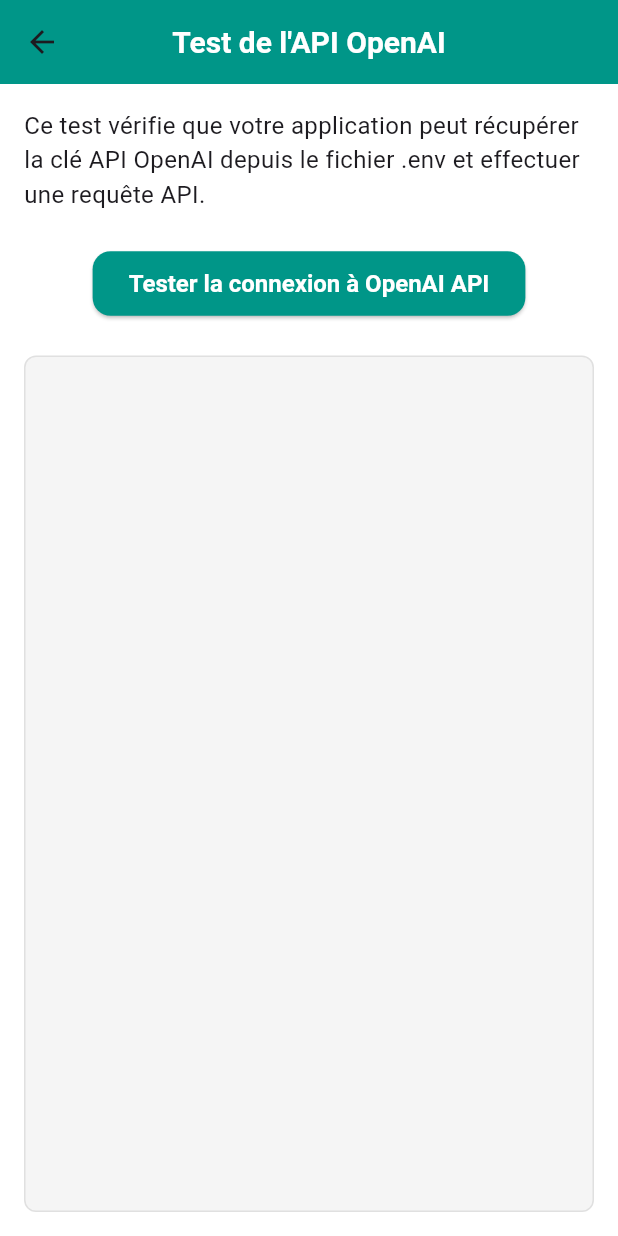
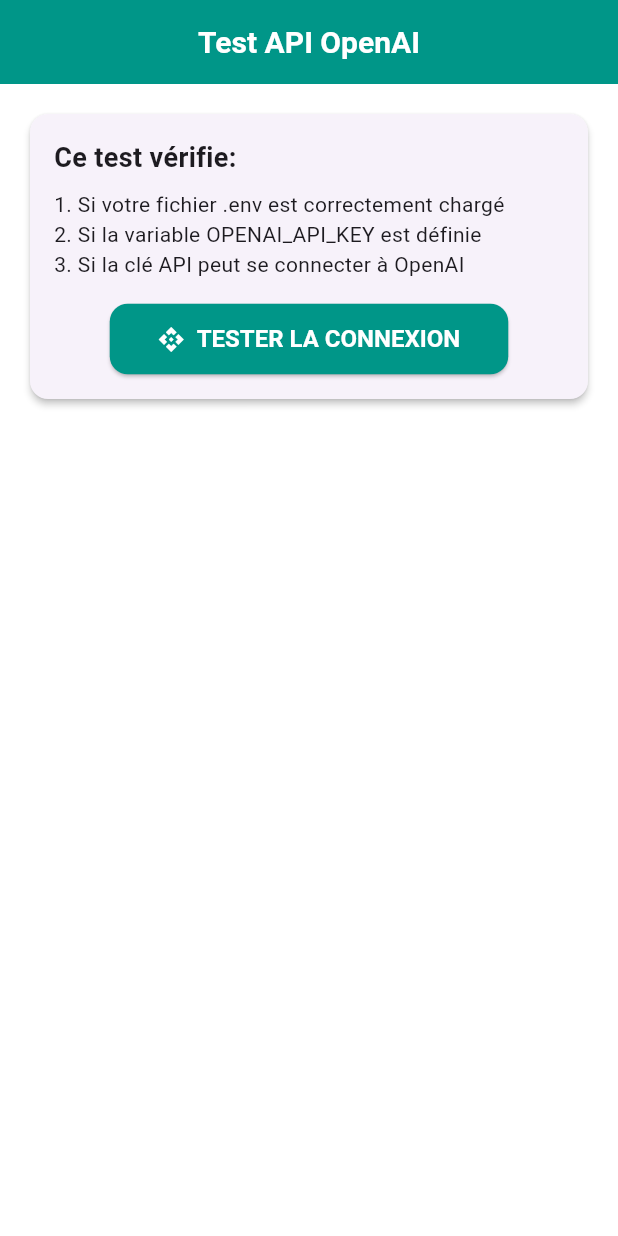
Before and after one commit to koussay-B/dalili_app, a Flutter app: the ApiTestScreen screen opened directly, on a phone screen of 412 x 824 dp. Run offline on Flutter 3.47's test engine with Material 3 defaults, Android fonts, the phone set to English and light mode, and no system bars; our stand-ins replace cloud_firestore, easy_localization, firebase_auth, firebase_core, flutter_dotenv, sqflite; accounts and stored records are empty.

```diff
--- a/lib/api_test_screen.dart
+++ b/lib/api_test_screen.dart
@@ -1,7 +1,5 @@
 import 'package:flutter/material.dart';
-import 'dart:convert';
-import 'package:http/http.dart' as http;
-import 'package:flutter_dotenv/flutter_dotenv.dart';
+import 'openia_service.dart';
 
 class ApiTestScreen extends StatefulWidget {
   const ApiTestScreen({super.key});
@@ -11,70 +9,52 @@
 }
 
 class _ApiTestScreenState extends State<ApiTestScreen> {
-  String _result = '';
+  final OpenAIService _openAIService = OpenAIService();
   bool _loading = false;
+  String _resultTitle = '';
+  String _resultDetails = '';
+  bool _isSuccess = false;
 
-  Future<void> _testApiKey() async {
+  Future<void> _testApiConnection() async {
     setState(() {
       _loading = true;
-      _result = 'Test en cours...';
+      _resultTitle = 'Test en cours...';
+      _resultDetails = '';
     });
 
     try {
-      // Récupérer la clé API depuis le fichier .env
-      final apiKey = dotenv.env['OPENAI_API_KEY'];
+      final result = await _openAIService.testApiKey();
 
-      if (apiKey == null || apiKey.isEmpty || apiKey == 'your_openai_api_key_here') {
-        setState(() {
-          _loading = false;
-          _result = 'Erreur: Clé API OpenAI non définie dans le fichier .env';
-        });
-        return;
-      }
+      setState(() {
+        _loading = false;
+        _isSuccess = result['success'] == true;
+        _resultTitle = result['message'];
 
-      // Afficher la clé partiellement masquée pour vérification
-      final maskedKey = apiKey.substring(0, 5) + '...' + apiKey.substring(apiKey.length - 4);
+        if (_isSuccess) {
+          _resultDetails = '''
+Clé API utilisée: ${result['maskedKey']}
 
-      // Faire une requête simple à l'API OpenAI
-      final response = await http.post(
-        Uri.parse('https://api.openai.com/v1/chat/completions'),
-        headers: {
-          'Content-Type': 'application/json',
-          'Authorization': 'Bearer $apiKey',
-        },
-        body: jsonEncode({
-          'model': 'gpt-3.5-turbo',
-          'messages': [
-            {
-              'role': 'user',
-              'content': 'Hello, testing my API key. Please respond with "API key working correctly!"'
-            }
-          ],
-          'max_tokens': 50,
-        }),
-      );
+Réponse d'OpenAI à "Hello":
+${result['response']}
 
-      if (response.statusCode == 200) {
-        final data = jsonDecode(response.body);
-        final content = data['choices'][0]['message']['content'];
-        setState(() {
-          _loading = false;
-          _result = 'Test réussi! ✅\n\n'
-              'Clé API utilisée: $maskedKey\n\n'
-              'Réponse d\'OpenAI: $content';
-        });
-      } else {
-        setState(() {
-          _loading = false;
-          _result = 'Erreur API: ${response.statusCode}\n'
-              'Clé API utilisée: $maskedKey\n\n'
-              'Réponse: ${response.body}';
-        });
-      }
+✅ Votre configuration .env fonctionne correctement!
+''';
+        } else {
+          _resultDetails = '''
+Clé API: ${result['maskedKey'] ?? 'Non disponible'}
+
+Erreur: ${result['response'] ?? 'Vérifiez votre fichier .env'}
+
+❌ La configuration a échoué. Consultez lib/README_ENV_SETUP.md pour plus d'informations.
+''';
+        }
+      });
     } catch (e) {
       setState(() {
         _loading = false;
-        _result = 'Exception: ${e.toString()}';
+        _isSuccess = false;
+        _resultTitle = 'Erreur inattendue';
+        _resultDetails = e.toString();
       });
     }
   }
@@ -83,47 +63,98 @@
   Widget build(BuildContext context) {
     return Scaffold(
       appBar: AppBar(
-        title: const Text('Test de l\'API OpenAI'),
+        title: const Text('Test API OpenAI'),
+        backgroundColor: Colors.teal,
       ),
       body: Padding(
         padding: const EdgeInsets.all(16.0),
         child: Column(
           crossAxisAlignment: CrossAxisAlignment.start,
           children: [
-            Text(
-              'Ce test vérifie que votre application peut récupérer la clé API OpenAI depuis le fichier .env et effectuer une requête API.',
-              style: TextStyle(fontSize: 16),
-            ),
-            const SizedBox(height: 24),
-            Center(
-              child: ElevatedButton(
-                onPressed: _loading ? null : _testApiKey,
-                style: ElevatedButton.styleFrom(
-                  padding: const EdgeInsets.symmetric(horizontal: 24, vertical: 12),
+            Card(
+              elevation: 2,
+              child: Padding(
+                padding: const EdgeInsets.all(16.0),
+                child: Column(
+                  crossAxisAlignment: CrossAxisAlignment.start,
+                  children: [
+                    const Text(
+                      'Ce test vérifie:',
+                      style: TextStyle(fontWeight: FontWeight.bold, fontSize: 18),
+                    ),
+                    const SizedBox(height: 8),
+                    const Text('1. Si votre fichier .env est correctement chargé'),
+                    const Text('2. Si la variable OPENAI_API_KEY est définie'),
+                    const Text('3. Si la clé API peut se connecter à OpenAI'),
+                    const SizedBox(height: 16),
+                    Center(
+                      child: ElevatedButton.icon(
+                        icon: const Icon(Icons.api),
+                        label: const Text('TESTER LA CONNEXION'),
+                        onPressed: _loading ? null : _testApiConnection,
+                        style: ElevatedButton.styleFrom(
+                          backgroundColor: Colors.teal,
+                          padding: const EdgeInsets.symmetric(horizontal: 32, vertical: 14),
+                        ),
+                      ),
+                    ),
+                  ],
                 ),
-                child: _loading
-                  ? const CircularProgressIndicator(color: Colors.white)
-                  : const Text('Tester la connexion à OpenAI API'),
               ),
             ),
-            const SizedBox(height: 24),
-            Expanded(
-              child: Container(
-                width: double.infinity,
-                padding: const EdgeInsets.all(16),
-                decoration: BoxDecoration(
-                  color: Colors.grey.shade100,
-                  borderRadius: BorderRadius.circular(8),
-                  border: Border.all(color: Colors.grey.shade300),
+            const SizedBox(height: 16),
+            if (_loading)
+              const Center(
+                child: Column(
+                  children: [
+                    CircularProgressIndicator(),
+                    SizedBox(height: 8),
+                    Text('Test en cours...'),
+                  ],
                 ),
-                child: SingleChildScrollView(
-                  child: Text(
-                    _result,
-                    style: const TextStyle(fontSize: 14),
+              ),
+            if (!_loading && _resultTitle.isNotEmpty)
+              Expanded(
+                child: Card(
+                  elevation: 3,
+                  color: _isSuccess ? Colors.green.shade50 : Colors.red.shade50,
+                  child: Padding(
+                    padding: const EdgeInsets.all(16.0),
+                    child: Column(
+                      crossAxisAlignment: CrossAxisAlignment.start,
+                      children: [
+                        Row(
+                          children: [
+                            Icon(
+                              _isSuccess ? Icons.check_circle : Icons.error,
+                              color: _isSuccess ? Colors.green.shade800 : Colors.red.shade800,
+                            ),
+                            const SizedBox(width: 8),
+                            Text(
+                              _resultTitle,
+                              style: TextStyle(
+                                fontWeight: FontWeight.bold,
+                                fontSize: 18,
+                                color: _isSuccess ? Colors.green.shade800 : Colors.red.shade800,
+                              ),
+                            ),
+                          ],
+                        ),
+                        const SizedBox(height: 16),
+                        const Divider(),
+                        Expanded(
+                          child: SingleChildScrollView(
+                            child: Padding(
+                              padding: const EdgeInsets.all(8.0),
+                              child: Text(_resultDetails),
+                            ),
+                          ),
+                        ),
+                      ],
+                    ),
                   ),
                 ),
               ),
-            ),
           ],
         ),
       ),
```
Also changed, not shown: lib/main.dart (+4 -3 lines), lib/openia_service.dart (added, +95 -0 lines), 1 other file.
